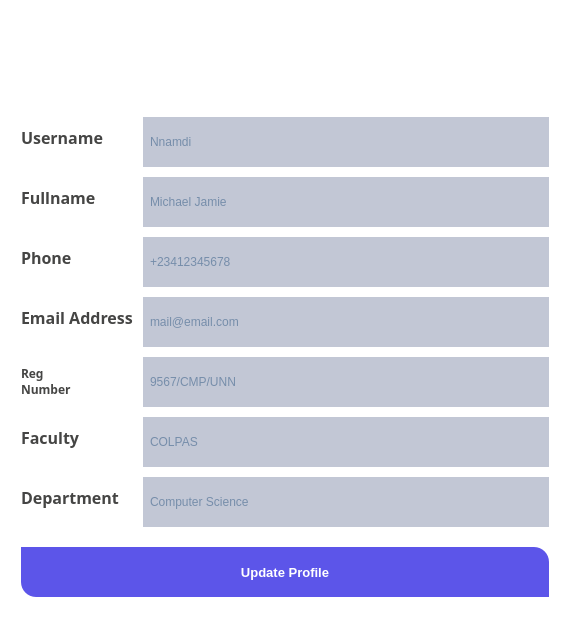
This is ui/studentEditProfile.ui in KramStyles/ada as Qt 5 draws it before an edit. The edited form follows.
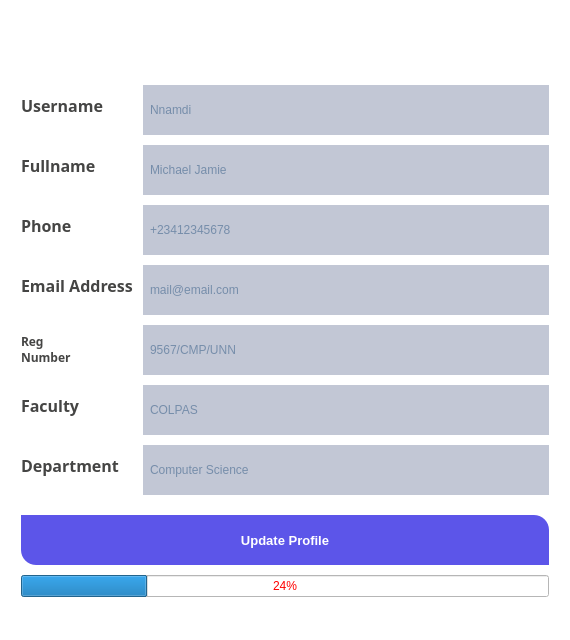
This is the edited form. Icons and pictures are not drawn.

Commit message: Added progressbar to our update function

Patch:
```diff
--- a/ui/studentEditProfile.ui
+++ b/ui/studentEditProfile.ui
@@ -675,7 +675,7 @@
        </property>
       </widget>
      </item>
-     <item row="14" column="0" colspan="2">
+     <item row="15" column="0" colspan="2">
       <widget class="QLabel" name="lblMsg">
        <property name="styleSheet">
         <string notr="true">color: #5564F2;</string>
@@ -711,6 +711,13 @@
        </property>
       </widget>
      </item>
+     <item row="14" column="0" colspan="2">
+      <widget class="QProgressBar" name="progBar">
+       <property name="value">
+        <number>24</number>
+       </property>
+      </widget>
+     </item>
     </layout>
    </item>
   </layout>
```
The commit also changes 2 other files.
